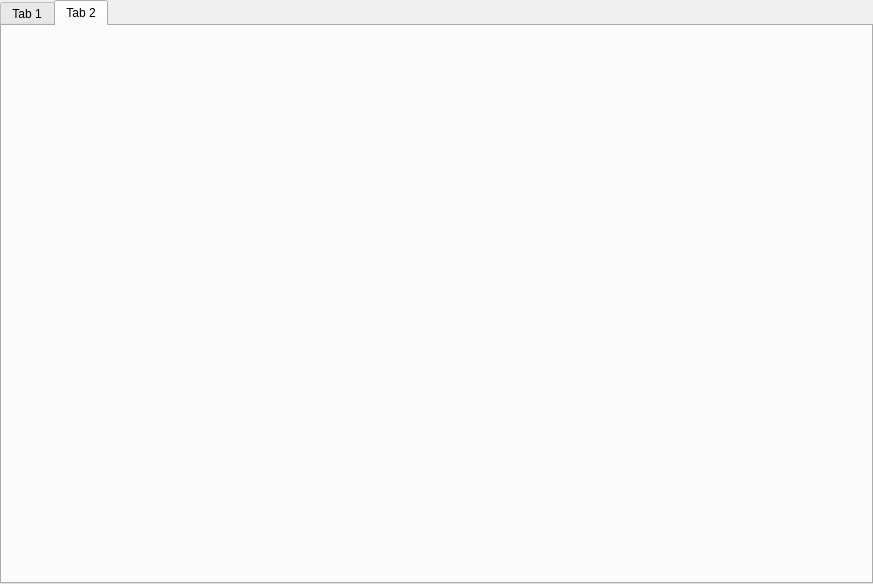
This is dashboard.ui in NganeEmmanuel/waterMonitor as Qt 5 draws it before an edit. The edited form follows.
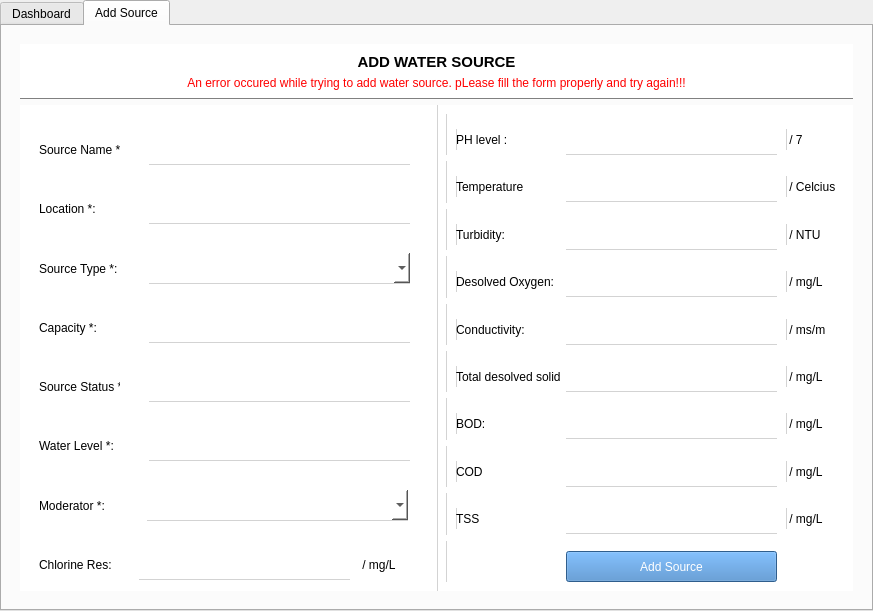
This is the edited form. The open tabs and pages were chosen to show the change.

Patch:
```diff
--- a/dashboard.ui
+++ b/dashboard.ui
@@ -7,7 +7,7 @@
     <x>0</x>
     <y>0</y>
     <width>873</width>
-    <height>584</height>
+    <height>611</height>
    </rect>
   </property>
   <property name="sizePolicy">
@@ -48,7 +48,7 @@
      </property>
      <widget class="QWidget" name="tab">
       <attribute name="title">
-       <string>Tab 1</string>
+       <string>Dashboard</string>
       </attribute>
       <layout class="QHBoxLayout" name="horizontalLayout">
        <property name="spacing">
@@ -205,8 +205,824 @@
      </widget>
      <widget class="QWidget" name="tab_2">
       <attribute name="title">
-       <string>Tab 2</string>
+       <string>Add Source</string>
       </attribute>
+      <layout class="QVBoxLayout" name="verticalLayout_3">
+       <item>
+        <widget class="QWidget" name="widget_4" native="true">
+         <layout class="QVBoxLayout" name="verticalLayout_4">
+          <property name="spacing">
+           <number>0</number>
+          </property>
+          <property name="leftMargin">
+           <number>0</number>
+          </property>
+          <property name="topMargin">
+           <number>0</number>
+          </property>
+          <property name="rightMargin">
+           <number>0</number>
+          </property>
+          <property name="bottomMargin">
+           <number>0</number>
+          </property>
+          <item>
+           <widget class="QWidget" name="widget_5" native="true">
+            <layout class="QVBoxLayout" name="verticalLayout_5">
+             <item>
+              <widget class="QWidget" name="widget_7" native="true">
+               <property name="maximumSize">
+                <size>
+                 <width>16777215</width>
+                 <height>55</height>
+                </size>
+               </property>
+               <property name="styleSheet">
+                <string notr="true">background-color: white;
+border-bottom: 1px solid grey;</string>
+               </property>
+               <layout class="QVBoxLayout" name="verticalLayout_8">
+                <item>
+                 <widget class="QLabel" name="label">
+                  <property name="styleSheet">
+                   <string notr="true">text-alignment: center;
+font-size: 15px;
+font-weight: bold;
+border-bottom: 0px;</string>
+                  </property>
+                  <property name="text">
+                   <string>ADD WATER SOURCE</string>
+                  </property>
+                  <property name="alignment">
+                   <set>Qt::AlignCenter</set>
+                  </property>
+                 </widget>
+                </item>
+                <item>
+                 <widget class="QLabel" name="label_30">
+                  <property name="styleSheet">
+                   <string notr="true">color: red;
+border-bottom: 0px;</string>
+                  </property>
+                  <property name="text">
+                   <string>An error occured while trying to add water source. pLease fill the form properly and try again!!!</string>
+                  </property>
+                  <property name="alignment">
+                   <set>Qt::AlignCenter</set>
+                  </property>
+                 </widget>
+                </item>
+               </layout>
+              </widget>
+             </item>
+             <item>
+              <widget class="QWidget" name="widget_6" native="true">
+               <layout class="QHBoxLayout" name="horizontalLayout_4">
+                <property name="spacing">
+                 <number>0</number>
+                </property>
+                <property name="leftMargin">
+                 <number>0</number>
+                </property>
+                <property name="topMargin">
+                 <number>0</number>
+                </property>
+                <property name="rightMargin">
+                 <number>0</number>
+                </property>
+                <property name="bottomMargin">
+                 <number>0</number>
+                </property>
+                <item>
+                 <widget class="QWidget" name="widget_8" native="true">
+                  <property name="styleSheet">
+                   <string notr="true">QWidget{
+	background-color: white;
+}
+
+QLineEdit{
+	border-top: 0px;
+	border-left: 0px;
+	border-right: 0px;
+border-bottom: 1px solid lightgrey;
+}
+
+QLineEdit:focus{
+	border-bottom: 1px solid rgb(66, 132, 198);
+}
+
+QComboBox{
+	border-top: 0px;
+	border-left: 0px;
+	border-right: 0px;
+border-bottom: 1px solid lightgrey;
+}</string>
+                  </property>
+                  <layout class="QVBoxLayout" name="verticalLayout_6">
+                   <item>
+                    <widget class="QWidget" name="widget_10" native="true">
+                     <widget class="QLabel" name="label_2">
+                      <property name="geometry">
+                       <rect>
+                        <x>10</x>
+                        <y>20</y>
+                        <width>81</width>
+                        <height>31</height>
+                       </rect>
+                      </property>
+                      <property name="text">
+                       <string>Source Name *:</string>
+                      </property>
+                     </widget>
+                     <widget class="QLineEdit" name="sourceName_input">
+                      <property name="geometry">
+                       <rect>
+                        <x>120</x>
+                        <y>20</y>
+                        <width>261</width>
+                        <height>31</height>
+                       </rect>
+                      </property>
+                     </widget>
+                    </widget>
+                   </item>
+                   <item>
+                    <widget class="QWidget" name="widget_15" native="true">
+                     <widget class="QLineEdit" name="sourceLocation_input">
+                      <property name="geometry">
+                       <rect>
+                        <x>120</x>
+                        <y>20</y>
+                        <width>261</width>
+                        <height>31</height>
+                       </rect>
+                      </property>
+                     </widget>
+                     <widget class="QLabel" name="label_3">
+                      <property name="geometry">
+                       <rect>
+                        <x>10</x>
+                        <y>20</y>
+                        <width>81</width>
+                        <height>31</height>
+                       </rect>
+                      </property>
+                      <property name="text">
+                       <string>Location *:</string>
+                      </property>
+                     </widget>
+                    </widget>
+                   </item>
+                   <item>
+                    <widget class="QWidget" name="widget_12" native="true">
+                     <widget class="QLabel" name="label_4">
+                      <property name="geometry">
+                       <rect>
+                        <x>10</x>
+                        <y>20</y>
+                        <width>81</width>
+                        <height>31</height>
+                       </rect>
+                      </property>
+                      <property name="text">
+                       <string>Source Type *:</string>
+                      </property>
+                     </widget>
+                     <widget class="QComboBox" name="sourceType_selector">
+                      <property name="geometry">
+                       <rect>
+                        <x>120</x>
+                        <y>20</y>
+                        <width>261</width>
+                        <height>31</height>
+                       </rect>
+                      </property>
+                      <item>
+                       <property name="text">
+                        <string/>
+                       </property>
+                      </item>
+                      <item>
+                       <property name="text">
+                        <string>Ocean</string>
+                       </property>
+                      </item>
+                      <item>
+                       <property name="text">
+                        <string>Sea</string>
+                       </property>
+                      </item>
+                      <item>
+                       <property name="text">
+                        <string>River</string>
+                       </property>
+                      </item>
+                      <item>
+                       <property name="text">
+                        <string>Lake</string>
+                       </property>
+                      </item>
+                      <item>
+                       <property name="text">
+                        <string>Stream</string>
+                       </property>
+                      </item>
+                      <item>
+                       <property name="text">
+                        <string>Spring</string>
+                       </property>
+                      </item>
+                     </widget>
+                    </widget>
+                   </item>
+                   <item>
+                    <widget class="QWidget" name="widget_11" native="true">
+                     <widget class="QLineEdit" name="sourceCapacity_input">
+                      <property name="geometry">
+                       <rect>
+                        <x>120</x>
+                        <y>20</y>
+                        <width>261</width>
+                        <height>31</height>
+                       </rect>
+                      </property>
+                     </widget>
+                     <widget class="QLabel" name="label_5">
+                      <property name="geometry">
+                       <rect>
+                        <x>10</x>
+                        <y>20</y>
+                        <width>81</width>
+                        <height>31</height>
+                       </rect>
+                      </property>
+                      <property name="text">
+                       <string>Capacity *:</string>
+                      </property>
+                     </widget>
+                    </widget>
+                   </item>
+                   <item>
+                    <widget class="QWidget" name="widget_14" native="true">
+                     <widget class="QLineEdit" name="sourceStatus_input">
+                      <property name="geometry">
+                       <rect>
+                        <x>120</x>
+                        <y>20</y>
+                        <width>261</width>
+                        <height>31</height>
+                       </rect>
+                      </property>
+                     </widget>
+                     <widget class="QLabel" name="label_6">
+                      <property name="geometry">
+                       <rect>
+                        <x>10</x>
+                        <y>20</y>
+                        <width>81</width>
+                        <height>31</height>
+                       </rect>
+                      </property>
+                      <property name="text">
+                       <string>Source Status *:</string>
+                      </property>
+                     </widget>
+                    </widget>
+                   </item>
+                   <item>
+                    <widget class="QWidget" name="widget_13" native="true">
+                     <widget class="QLineEdit" name="waterLevel_input">
+                      <property name="geometry">
+                       <rect>
+                        <x>120</x>
+                        <y>20</y>
+                        <width>261</width>
+                        <height>31</height>
+                       </rect>
+                      </property>
+                     </widget>
+                     <widget class="QLabel" name="label_7">
+                      <property name="geometry">
+                       <rect>
+                        <x>10</x>
+                        <y>20</y>
+                        <width>81</width>
+                        <height>31</height>
+                       </rect>
+                      </property>
+                      <property name="text">
+                       <string>Water Level *:</string>
+                      </property>
+                     </widget>
+                    </widget>
+                   </item>
+                   <item>
+                    <widget class="QWidget" name="widget_16" native="true">
+                     <widget class="QLabel" name="label_8">
+                      <property name="geometry">
+                       <rect>
+                        <x>10</x>
+                        <y>20</y>
+                        <width>81</width>
+                        <height>31</height>
+                       </rect>
+                      </property>
+                      <property name="text">
+                       <string>Moderator *:</string>
+                      </property>
+                     </widget>
+                     <widget class="QComboBox" name="moderator_selector">
+                      <property name="geometry">
+                       <rect>
+                        <x>118</x>
+                        <y>20</y>
+                        <width>261</width>
+                        <height>31</height>
+                       </rect>
+                      </property>
+                     </widget>
+                    </widget>
+                   </item>
+                   <item>
+                    <widget class="QWidget" name="widget_26" native="true">
+                     <widget class="QLabel" name="label_27">
+                      <property name="geometry">
+                       <rect>
+                        <x>10</x>
+                        <y>20</y>
+                        <width>81</width>
+                        <height>31</height>
+                       </rect>
+                      </property>
+                      <property name="text">
+                       <string>Chlorine Res:</string>
+                      </property>
+                     </widget>
+                     <widget class="QLabel" name="label_28">
+                      <property name="geometry">
+                       <rect>
+                        <x>480</x>
+                        <y>55</y>
+                        <width>49</width>
+                        <height>21</height>
+                       </rect>
+                      </property>
+                      <property name="text">
+                       <string> / mg/L</string>
+                      </property>
+                     </widget>
+                     <widget class="QLineEdit" name="lineEdit_11">
+                      <property name="geometry">
+                       <rect>
+                        <x>110</x>
+                        <y>20</y>
+                        <width>211</width>
+                        <height>31</height>
+                       </rect>
+                      </property>
+                     </widget>
+                     <widget class="QLabel" name="label_29">
+                      <property name="geometry">
+                       <rect>
+                        <x>330</x>
+                        <y>25</y>
+                        <width>49</width>
+                        <height>21</height>
+                       </rect>
+                      </property>
+                      <property name="text">
+                       <string> / mg/L</string>
+                      </property>
+                     </widget>
+                    </widget>
+                   </item>
+                  </layout>
+                 </widget>
+                </item>
+                <item>
+                 <widget class="QWidget" name="widget_9" native="true">
+                  <property name="styleSheet">
+                   <string notr="true">QWidget{
+	border-left: 1px solid lightgrey;
+	background-color: white;
+}
+
+QLineEdit{
+	border-top: 0px;
+	border-left: 0px;
+	border-right: 0px;
+	border-bottom: 1px solid lightgrey;
+}
+
+QLineEdit:focus{
+	border-bottom: 1px solid rgb(66, 132, 198);
+}
+
+QPushButton{
+	Background-color: rgb(66, 132, 198);
+	color: #fff;
+	border-width: 1px solid rgb(85, 170, 255);
+}
+
+QPushButton:hover{
+	Background-color: rgb(85, 170, 255) ;
+}
+
+QPushButton:pressed{
+	Background-color: rgb(85, 170, 255);
+}</string>
+                  </property>
+                  <layout class="QVBoxLayout" name="verticalLayout_7">
+                   <item>
+                    <widget class="QWidget" name="widget_20" native="true">
+                     <widget class="QLabel" name="label_9">
+                      <property name="geometry">
+                       <rect>
+                        <x>10</x>
+                        <y>15</y>
+                        <width>101</width>
+                        <height>21</height>
+                       </rect>
+                      </property>
+                      <property name="text">
+                       <string>PH level :</string>
+                      </property>
+                     </widget>
+                     <widget class="QLineEdit" name="lineEdit">
+                      <property name="geometry">
+                       <rect>
+                        <x>120</x>
+                        <y>10</y>
+                        <width>211</width>
+                        <height>31</height>
+                       </rect>
+                      </property>
+                     </widget>
+                     <widget class="QLabel" name="label_10">
+                      <property name="geometry">
+                       <rect>
+                        <x>340</x>
+                        <y>15</y>
+                        <width>49</width>
+                        <height>21</height>
+                       </rect>
+                      </property>
+                      <property name="text">
+                       <string> / 7</string>
+                      </property>
+                     </widget>
+                    </widget>
+                   </item>
+                   <item>
+                    <widget class="QWidget" name="widget_17" native="true">
+                     <widget class="QLabel" name="label_11">
+                      <property name="geometry">
+                       <rect>
+                        <x>10</x>
+                        <y>15</y>
+                        <width>101</width>
+                        <height>21</height>
+                       </rect>
+                      </property>
+                      <property name="text">
+                       <string>Temperature</string>
+                      </property>
+                     </widget>
+                     <widget class="QLabel" name="label_12">
+                      <property name="geometry">
+                       <rect>
+                        <x>340</x>
+                        <y>15</y>
+                        <width>49</width>
+                        <height>21</height>
+                       </rect>
+                      </property>
+                      <property name="text">
+                       <string> / Celcius</string>
+                      </property>
+                     </widget>
+                     <widget class="QLineEdit" name="lineEdit_2">
+                      <property name="geometry">
+                       <rect>
+                        <x>120</x>
+                        <y>10</y>
+                        <width>211</width>
+                        <height>31</height>
+                       </rect>
+                      </property>
+                     </widget>
+                    </widget>
+                   </item>
+                   <item>
+                    <widget class="QWidget" name="widget_19" native="true">
+                     <widget class="QLabel" name="label_13">
+                      <property name="geometry">
+                       <rect>
+                        <x>10</x>
+                        <y>15</y>
+                        <width>101</width>
+                        <height>21</height>
+                       </rect>
+                      </property>
+                      <property name="text">
+                       <string>Turbidity:</string>
+                      </property>
+                     </widget>
+                     <widget class="QLabel" name="label_14">
+                      <property name="geometry">
+                       <rect>
+                        <x>340</x>
+                        <y>15</y>
+                        <width>49</width>
+                        <height>21</height>
+                       </rect>
+                      </property>
+                      <property name="text">
+                       <string> / NTU</string>
+                      </property>
+                     </widget>
+                     <widget class="QLineEdit" name="lineEdit_3">
+                      <property name="geometry">
+                       <rect>
+                        <x>120</x>
+                        <y>10</y>
+                        <width>211</width>
+                        <height>31</height>
+                       </rect>
+                      </property>
+                     </widget>
+                    </widget>
+                   </item>
+                   <item>
+                    <widget class="QWidget" name="widget_18" native="true">
+                     <widget class="QLabel" name="label_15">
+                      <property name="geometry">
+                       <rect>
+                        <x>10</x>
+                        <y>15</y>
+                        <width>101</width>
+                        <height>21</height>
+                       </rect>
+                      </property>
+                      <property name="text">
+                       <string>Desolved Oxygen:</string>
+                      </property>
+                     </widget>
+                     <widget class="QLabel" name="label_16">
+                      <property name="geometry">
+                       <rect>
+                        <x>340</x>
+                        <y>15</y>
+                        <width>49</width>
+                        <height>21</height>
+                       </rect>
+                      </property>
+                      <property name="text">
+                       <string> / mg/L</string>
+                      </property>
+                     </widget>
+                     <widget class="QLineEdit" name="lineEdit_4">
+                      <property name="geometry">
+                       <rect>
+                        <x>120</x>
+                        <y>10</y>
+                        <width>211</width>
+                        <height>31</height>
+                       </rect>
+                      </property>
+                     </widget>
+                    </widget>
+                   </item>
+                   <item>
+                    <widget class="QWidget" name="widget_22" native="true">
+                     <widget class="QLabel" name="label_17">
+                      <property name="geometry">
+                       <rect>
+                        <x>10</x>
+                        <y>15</y>
+                        <width>101</width>
+                        <height>21</height>
+                       </rect>
+                      </property>
+                      <property name="text">
+                       <string>Conductivity:</string>
+                      </property>
+                     </widget>
+                     <widget class="QLabel" name="label_18">
+                      <property name="geometry">
+                       <rect>
+                        <x>340</x>
+                        <y>15</y>
+                        <width>49</width>
+                        <height>21</height>
+                       </rect>
+                      </property>
+                      <property name="text">
+                       <string> / ms/m</string>
+                      </property>
+                     </widget>
+                     <widget class="QLineEdit" name="lineEdit_5">
+                      <property name="geometry">
+                       <rect>
+                        <x>120</x>
+                        <y>10</y>
+                        <width>211</width>
+                        <height>31</height>
+                       </rect>
+                      </property>
+                     </widget>
+                    </widget>
+                   </item>
+                   <item>
+                    <widget class="QWidget" name="widget_21" native="true">
+                     <widget class="QLabel" name="label_19">
+                      <property name="geometry">
+                       <rect>
+                        <x>10</x>
+                        <y>15</y>
+                        <width>111</width>
+                        <height>21</height>
+                       </rect>
+                      </property>
+                      <property name="text">
+                       <string>Total desolved solid</string>
+                      </property>
+                     </widget>
+                     <widget class="QLabel" name="label_20">
+                      <property name="geometry">
+                       <rect>
+                        <x>340</x>
+                        <y>15</y>
+                        <width>49</width>
+                        <height>21</height>
+                       </rect>
+                      </property>
+                      <property name="text">
+                       <string> / mg/L</string>
+                      </property>
+                     </widget>
+                     <widget class="QLineEdit" name="lineEdit_6">
+                      <property name="geometry">
+                       <rect>
+                        <x>120</x>
+                        <y>10</y>
+                        <width>211</width>
+                        <height>31</height>
+                       </rect>
+                      </property>
+                     </widget>
+                    </widget>
+                   </item>
+                   <item>
+                    <widget class="QWidget" name="widget_23" native="true">
+                     <widget class="QLabel" name="label_21">
+                      <property name="geometry">
+                       <rect>
+                        <x>10</x>
+                        <y>15</y>
+                        <width>101</width>
+                        <height>21</height>
+                       </rect>
+                      </property>
+                      <property name="text">
+                       <string>BOD:</string>
+                      </property>
+                     </widget>
+                     <widget class="QLabel" name="label_22">
+                      <property name="geometry">
+                       <rect>
+                        <x>340</x>
+                        <y>15</y>
+                        <width>49</width>
+                        <height>21</height>
+                       </rect>
+                      </property>
+                      <property name="text">
+                       <string> / mg/L</string>
+                      </property>
+                     </widget>
+                     <widget class="QLineEdit" name="lineEdit_7">
+                      <property name="geometry">
+                       <rect>
+                        <x>120</x>
+                        <y>10</y>
+                        <width>211</width>
+                        <height>31</height>
+                       </rect>
+                      </property>
+                     </widget>
+                    </widget>
+                   </item>
+                   <item>
+                    <widget class="QWidget" name="widget_24" native="true">
+                     <widget class="QLabel" name="label_23">
+                      <property name="geometry">
+                       <rect>
+                        <x>10</x>
+                        <y>15</y>
+                        <width>101</width>
+                        <height>21</height>
+                       </rect>
+                      </property>
+                      <property name="text">
+                       <string>COD</string>
+                      </property>
+                     </widget>
+                     <widget class="QLabel" name="label_24">
+                      <property name="geometry">
+                       <rect>
+                        <x>340</x>
+                        <y>15</y>
+                        <width>49</width>
+                        <height>21</height>
+                       </rect>
+                      </property>
+                      <property name="text">
+                       <string> / mg/L</string>
+                      </property>
+                     </widget>
+                     <widget class="QLineEdit" name="lineEdit_8">
+                      <property name="geometry">
+                       <rect>
+                        <x>120</x>
+                        <y>10</y>
+                        <width>211</width>
+                        <height>31</height>
+                       </rect>
+                      </property>
+                     </widget>
+                    </widget>
+                   </item>
+                   <item>
+                    <widget class="QWidget" name="widget_25" native="true">
+                     <widget class="QLabel" name="label_25">
+                      <property name="geometry">
+                       <rect>
+                        <x>10</x>
+                        <y>15</y>
+                        <width>101</width>
+                        <height>21</height>
+                       </rect>
+                      </property>
+                      <property name="text">
+                       <string>TSS</string>
+                      </property>
+                     </widget>
+                     <widget class="QLabel" name="label_26">
+                      <property name="geometry">
+                       <rect>
+                        <x>340</x>
+                        <y>15</y>
+                        <width>49</width>
+                        <height>21</height>
+                       </rect>
+                      </property>
+                      <property name="text">
+                       <string> / mg/L</string>
+                      </property>
+                     </widget>
+                     <widget class="QLineEdit" name="lineEdit_9">
+                      <property name="geometry">
+                       <rect>
+                        <x>120</x>
+                        <y>10</y>
+                        <width>211</width>
+                        <height>31</height>
+                       </rect>
+                      </property>
+                     </widget>
+                    </widget>
+                   </item>
+                   <item>
+                    <widget class="QWidget" name="widget_27" native="true">
+                     <widget class="QPushButton" name="pushButton_3">
+                      <property name="geometry">
+                       <rect>
+                        <x>120</x>
+                        <y>10</y>
+                        <width>211</width>
+                        <height>31</height>
+                       </rect>
+                      </property>
+                      <property name="text">
+                       <string>Add Source</string>
+                      </property>
+                     </widget>
+                    </widget>
+                   </item>
+                  </layout>
+                 </widget>
+                </item>
+               </layout>
+              </widget>
+             </item>
+            </layout>
+           </widget>
+          </item>
+         </layout>
+        </widget>
+       </item>
+      </layout>
      </widget>
     </widget>
    </item>
```
Left out of the diff: 32 changed lines with no effect on the pictures.
